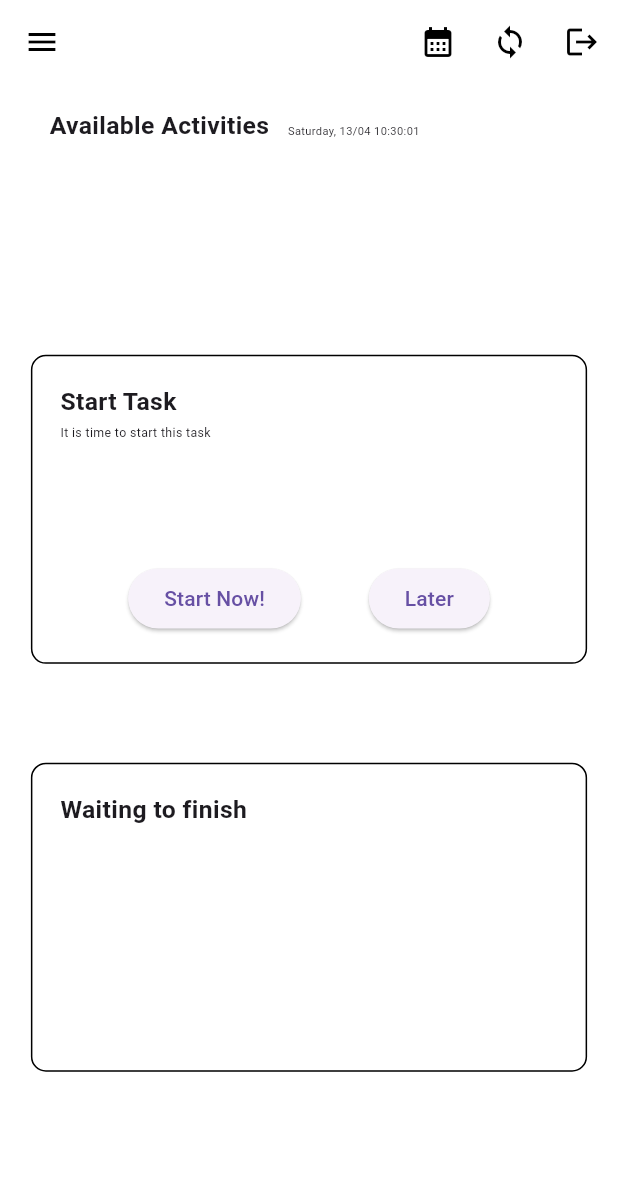
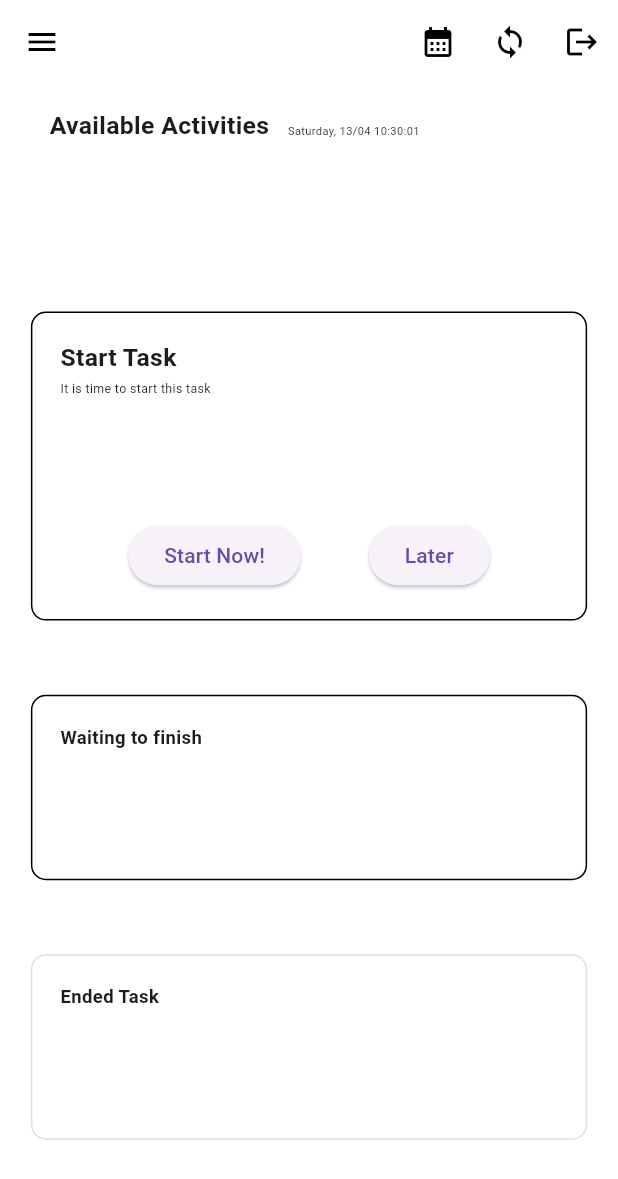
Before and after one commit to Peetzie/02808----Daily-Space, a Flutter app: the ActivityTracker screen opened directly, on a phone screen of 412 x 824 dp. Shown: the top 1179 px of the screen. Run offline on Flutter 3.47's test engine with Material 3 defaults, Android fonts, the phone set to English and light mode, and no system bars; our stand-ins replace auth_buttons, google_sign_in.

Commit message:
adjustment of main page, countdown timer bug still not fixed:(

```diff
--- a/dailyspace/lib/custom_classes/taskinfo.dart
+++ b/dailyspace/lib/custom_classes/taskinfo.dart
@@ -4,8 +4,16 @@ class TaskInfo {
   final String? start;
   final String? end;
   final String colorId;
+  DateTime? actualStartTime;
 
-  TaskInfo(this.taskId, this.title, this.start, this.end, this.colorId);
+  TaskInfo(
+    this.taskId,
+    this.title,
+    this.start,
+    this.end,
+    this.colorId, {
+    this.actualStartTime,
+  });
 
   @override
   String toString() {
--- a/dailyspace/lib/screens/acitivity_tracker.dart
+++ b/dailyspace/lib/screens/acitivity_tracker.dart
@@ -7,7 +7,7 @@ import 'package:dailyspace/screens/login_screen.dart';
 import 'package:dailyspace/screens/vis.dart';
 import 'package:flutter/material.dart';
 import 'package:google_sign_in/google_sign_in.dart';
-import 'package:intl/intl.dart'; // Import the intl package
+import 'package:intl/intl.dart';
 
 import 'package:dailyspace/custom_classes/helper.dart';
 
@@ -24,6 +24,7 @@ final GoogleSignInAccount? account =
 class _ActivityTrackerState extends State<ActivityTracker> {
   late Map<String, TaskInfo> availableActivities;
   late Set<TaskInfo> activeActivities;
+  late Set<TaskInfo> endedActivities;
   Timer? _timer;
   late List<TaskInfo> earlyStartActivities;
 
@@ -35,6 +36,7 @@ class _ActivityTrackerState extends State<ActivityTracker> {
     super.initState();
     availableActivities = {};
     activeActivities = {};
+    endedActivities = {};
     availableCalendars = [];
     earlyStartActivities = [];
     _fetchCalendars();
@@ -91,14 +93,6 @@ class _ActivityTrackerState extends State<ActivityTracker> {
                       task['start'],
                       task['end'],
                       task['colorId']));
-                } else {
-                  availableActivities[task['taskId']] =
-                      availableActivities[task['taskId']] = TaskInfo(
-                          task['taskId'],
-                          task['title'],
-                          task['start'],
-                          task['end'],
-                          task['colorId']);
                 }
               } else {
                 // Add to availableActivities if not today
@@ -149,10 +143,11 @@ class _ActivityTrackerState extends State<ActivityTracker> {
               child: Column(
                 children: [
                   _buildAvailableActivities(),
-                  SizedBox(height: MediaQuery.of(context).size.height * 0.02),
+                  SizedBox(height: MediaQuery.of(context).size.height * 0.015),
                   _buildStartTask(),
-                  SizedBox(height: MediaQuery.of(context).size.height * 0.08),
+                  SizedBox(height: MediaQuery.of(context).size.height * 0.06),
                   _buildWaitingToFinish(),
+                  _buildEndedTask(),
                 ],
               ),
             ),
@@ -240,7 +235,7 @@ class _ActivityTrackerState extends State<ActivityTracker> {
   }
 
   Widget _buildAvailableActivities() {
-    double maxHeight = MediaQuery.of(context).size.height * 0.13;
+    double maxHeight = MediaQuery.of(context).size.height * 0.1;
 
     return Column(
       crossAxisAlignment: CrossAxisAlignment.start,
@@ -305,7 +300,7 @@ class _ActivityTrackerState extends State<ActivityTracker> {
 
   Widget _buildTaskContainer(String title, String? start, String colorId) {
     return Container(
-      height: MediaQuery.of(context).size.width * 0.15,
+      height: MediaQuery.of(context).size.width * 0.1,
       width: MediaQuery.of(context).size.width * 0.15,
       margin: EdgeInsets.symmetric(
         horizontal: MediaQuery.of(context).size.width * 0.02,
@@ -394,7 +389,7 @@ class _ActivityTrackerState extends State<ActivityTracker> {
                   ],
                 ),
               ),
-              SizedBox(height: height * 0.02),
+              SizedBox(height: height * 0.015),
               Flexible(
                 child: ListView.builder(
                   itemCount: earlyStartActivities.length,
@@ -461,8 +456,23 @@ class _ActivityTrackerState extends State<ActivityTracker> {
   }
 
   Widget _buildWaitingToFinish() {
-    double containerHeight = MediaQuery.of(context).size.height * 0.25;
+    double containerHeight = MediaQuery.of(context).size.height * 0.15;
     double containerWidth = MediaQuery.of(context).size.width * 0.9;
+
+    Stream<String> countdownStream(String? start, String? end) async* {
+      if (start == null || end == null) {
+        yield 'Duration Unknown';
+      } else {
+        DateTime startTime = DateTime.parse(start);
+        DateTime endTime = DateTime.parse(end);
+        Duration duration = endTime.difference(startTime);
+        while (true) {
+          await Future.delayed(Duration(minutes: 1));
+          yield "${duration.inHours}h ${(duration.inMinutes % 60).toString().padLeft(2, '0')}m";
+        }
+      }
+    }
+
     return Container(
       width: containerWidth,
       height: containerHeight,
@@ -477,7 +487,7 @@ class _ActivityTrackerState extends State<ActivityTracker> {
           Text(
             'Waiting to finish',
             style: TextStyle(
-              fontSize: containerHeight * 0.08,
+              fontSize: containerHeight * 0.1,
               fontWeight: FontWeight.bold,
             ),
           ),
@@ -486,8 +496,66 @@ class _ActivityTrackerState extends State<ActivityTracker> {
               itemCount: activeActivities.length,
               itemBuilder: (context, index) {
                 TaskInfo task = activeActivities.elementAt(index);
-                String duration = calculateDuration(task.start, task.end);
+                return StreamBuilder<String>(
+                    stream: countdownStream(task.start, task.end),
+                    builder: (context, snapshot) {
+                      String countdown = snapshot.hasData
+                          ? snapshot.data!
+                          : calculateCountdown(task.end);
+                      return buildTaskItem(task, countdown);
+                    });
+              },
+            ),
+          ),
+        ],
+      ),
+    );
+  }
+
+  Widget _buildEndedTask() {
+    double containerHeight = MediaQuery.of(context).size.height * 0.15;
+    double containerWidth = MediaQuery.of(context).size.width * 0.9;
+    double verticalSpacing = MediaQuery.of(context).size.height * 0.06;
+    return Container(
+      height: containerHeight,
+      width: containerWidth,
+      margin: EdgeInsets.symmetric(
+        vertical: verticalSpacing,
+      ),
+      padding: EdgeInsets.all(containerWidth * 0.05),
+      decoration: BoxDecoration(
+        border: Border.all(color: Colors.grey[300]!, width: 1.0),
+        borderRadius: BorderRadius.circular(10.0),
+      ),
+      child: Column(crossAxisAlignment: CrossAxisAlignment.start, children: [
+        Text(
+          'Ended Task',
+          style: TextStyle(
+            fontSize: containerHeight * 0.1,
+            fontWeight: FontWeight.bold,
+          ),
+        ),
+        Expanded(
+          child: ListView.builder(
+            itemCount: endedActivities.length,
+            itemBuilder: (context, index) {
+              TaskInfo task = endedActivities.elementAt(index);
+              return ListTile(
+                title: Text(task.title),
+                trailing: Icon(Icons.check, color: Colors.green),
+              );
+            },
+          ),
+        ),
+      ]),
+    );
+  }
+
+  Widget buildTaskItem(TaskInfo task, String countdown) {
+    double containerHeight = MediaQuery.of(context).size.height * 0.15;
+    double containerWidth = MediaQuery.of(context).size.width * 0.9;
     double taskContainerWidth = containerWidth * 0.35;
+
     return Row(
       children: [
         Container(
@@ -497,8 +565,7 @@ class _ActivityTrackerState extends State<ActivityTracker> {
           ),
           decoration: BoxDecoration(
               color: getColorFromId(task.colorId),
-                          borderRadius:
-                              BorderRadius.circular(containerWidth * 0.01),
+              borderRadius: BorderRadius.circular(containerWidth * 0.01),
               boxShadow: [
                 BoxShadow(
                     color: Colors.black.withOpacity(0.1),
@@ -508,9 +575,9 @@ class _ActivityTrackerState extends State<ActivityTracker> {
               ]),
           child: ListTile(
             title: Text(
-                          "${task.title} - $duration",
+              "${task.title} - $countdown",
               style: TextStyle(
-                            fontSize: containerHeight * 0.06,
+                fontSize: containerHeight * 0.08,
                 fontWeight: FontWeight.bold,
               ),
             ),
@@ -521,7 +588,10 @@ class _ActivityTrackerState extends State<ActivityTracker> {
             alignment: Alignment.centerRight,
             child: TextButton(
               onPressed: () {
-                            // logic of text button
+                setState(() {
+                  activeActivities.remove(task);
+                  endedActivities.add(task);
+                });
               },
               child: Text('Finished'),
               style: TextButton.styleFrom(
@@ -533,12 +603,19 @@ class _ActivityTrackerState extends State<ActivityTracker> {
         ),
       ],
     );
-              },
-            ),
-          ),
-        ],
-      ),
-    );
+  }
+
+  String calculateCountdown(String? end) {
+    if (end == null) {
+      return '0h 0m';
+    }
+    DateTime endTime = DateTime.parse(end);
+    Duration remaining = endTime.difference(DateTime.now());
+    if (remaining.isNegative) {
+      return '0h 0m';
+    } else {
+      return "${remaining.inHours}h ${(remaining.inMinutes % 60).toString().padLeft(2, '0')}m";
+    }
   }
 }
 
```
Lines whose indentation alone changed are shown as unchanged.
